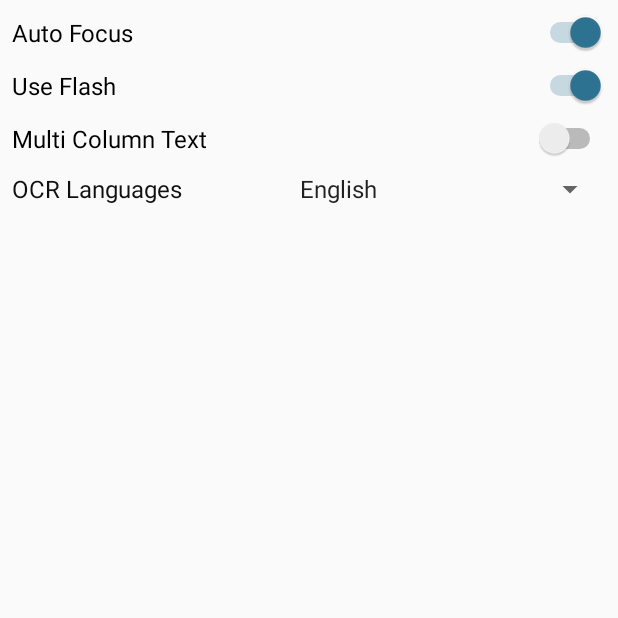
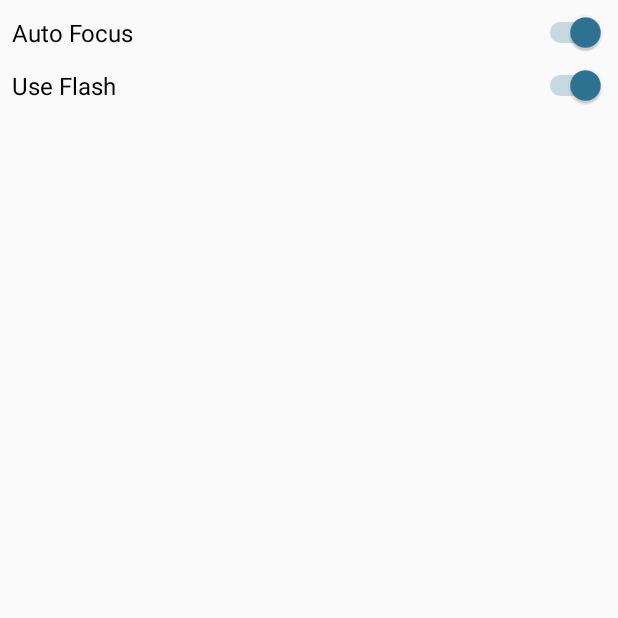
Before and after one commit to shreyaa021/BLIND-AID, an Android app: the SettingsActivity screen opened directly, with no data from a screen before it, on a phone screen of 412 x 824 dp, the top half of it. Run offline under Robolectric (Android 15) with nearby library versions, the phone set to English and light mode, and no system bars.

Commit message:
Settings corrected

```diff
--- a/app/src/main/java/com/example/controller/app/SettingsActivity.java
+++ b/app/src/main/java/com/example/controller/app/SettingsActivity.java
@@ -2,16 +2,14 @@ package com.example.controller.app;
 import android.os.Bundle;
 import android.support.v7.app.AppCompatActivity;
 import android.view.View;
-import android.widget.AdapterView;
-import android.widget.Spinner;
 import android.widget.Switch;
 
 import com.example.controller.R;
 
 //TODO : may add FPS or Preview size too
 public class SettingsActivity extends AppCompatActivity implements View.OnClickListener {
-    Switch swc_autofocus, swc_flash, swc_multicolumn;
-    Spinner spr_ocr_lang;
+    Switch swc_autofocus , swc_flash ;
+
     int ocrLangPos;
     PreferenceManager manager;
     @Override
@@ -21,8 +19,7 @@ public class SettingsActivity extends AppCompatActivity implements View.OnClickL
         setContentView(R.layout.activity_settings);
         swc_autofocus = findViewById(R.id.swc_autofocus);
         swc_flash = findViewById(R.id.swc_flash);
-        swc_multicolumn = findViewById(R.id.swc_multicolumn);
-        spr_ocr_lang = findViewById(R.id.spr_lang);
+
         /*// Create an ArrayAdapter using the string array and a default spinner layout
         ArrayAdapter<CharSequence> adapter = ArrayAdapter.createFromResource(this,
                 R.array.arr_ocr_lang, android.R.layout.simple_spinner_item);
@@ -33,36 +30,17 @@ public class SettingsActivity extends AppCompatActivity implements View.OnClickL
         getSettings();
         swc_autofocus.setOnClickListener(this);
         swc_flash.setOnClickListener(this);
-        swc_multicolumn.setOnClickListener(this);
-        String[] ocrLangCodes = getResources().getStringArray(R.array.arr_ocr_lang_code);
-        final CTextToSpeech tts = new CTextToSpeech(getApplicationContext(), ocrLangCodes[ocrLangPos]);
-        spr_ocr_lang.setSelection(ocrLangPos, true);
-        spr_ocr_lang.setOnItemSelectedListener(new AdapterView.OnItemSelectedListener() {
-            @Override
-            public void onItemSelected(AdapterView<?> parent, View view, int position, long id) {
-                // TODO : check if tts lang available
 
-                if(tts.isLangAvailable(ocrLangCodes[position])) {
-                    ocrLangPos = position;
-                    manager.setOcrLangPos(position);
-                } else {
 
-                    spr_ocr_lang.setSelection(ocrLangPos);
-                }
-            }
 
-            @Override
-            public void onNothingSelected(AdapterView<?> parent) {
 
-            }
-        });
+
     }
 
     private void getSettings() {
         swc_autofocus.setChecked(manager.getAutofocus());
         swc_flash.setChecked(manager.getFlash());
-        swc_multicolumn.setChecked(manager.getMulticolumn());
-        spr_ocr_lang.setSelection(manager.getOcrLangPos());
+
         ocrLangPos = manager.getOcrLangPos();
     }
 
@@ -75,9 +53,7 @@ public class SettingsActivity extends AppCompatActivity implements View.OnClickL
             case R.id.swc_flash:
                 manager.setFlash(swc_flash.isChecked());
                 break;
-            case R.id.swc_multicolumn:
-                manager.setMulticolumn(swc_multicolumn.isChecked());
-                break;
+
         }
     }
 }
--- a/app/src/main/res/layout/activity_settings.xml
+++ b/app/src/main/res/layout/activity_settings.xml
@@ -22,32 +22,12 @@
         app:layout_constraintEnd_toEndOf="parent"
         app:layout_constraintStart_toStartOf="parent"
         app:layout_constraintTop_toBottomOf="@+id/swc_autofocus" />
-    <Switch
-        android:id="@+id/swc_multicolumn"
-        style="@style/settings_activity_swc_style"
-        android:text="@string/str_multicolumn"
-        app:layout_constraintEnd_toEndOf="parent"
-        app:layout_constraintStart_toStartOf="parent"
-        app:layout_constraintTop_toBottomOf="@+id/swc_flash" />
 
     <LinearLayout
         android:layout_width="match_parent"
         android:layout_height="wrap_content"
+        android:layout_margin="8dp"
+        android:orientation="horizontal"
         app:layout_constraintStart_toStartOf="parent"
-        app:layout_constraintTop_toBottomOf="@+id/swc_multicolumn"
-        android:layout_margin="8dp"
-        android:orientation="horizontal">
-        <TextView
-            android:layout_weight="1"
-            android:id="@+id/textView6"
-            style="@style/tv_style"
-            android:text="@string/str_lang"/>
-
-        <Spinner
-            android:id="@+id/spr_lang"
-            android:layout_width="0dp"
-            android:layout_height="wrap_content"
-            android:layout_weight="3"
-            android:entries="@array/arr_ocr_lang" />
-    </LinearLayout>
+        tools:layout_editor_absoluteY="113dp"/>
 </android.support.constraint.ConstraintLayout>
```
